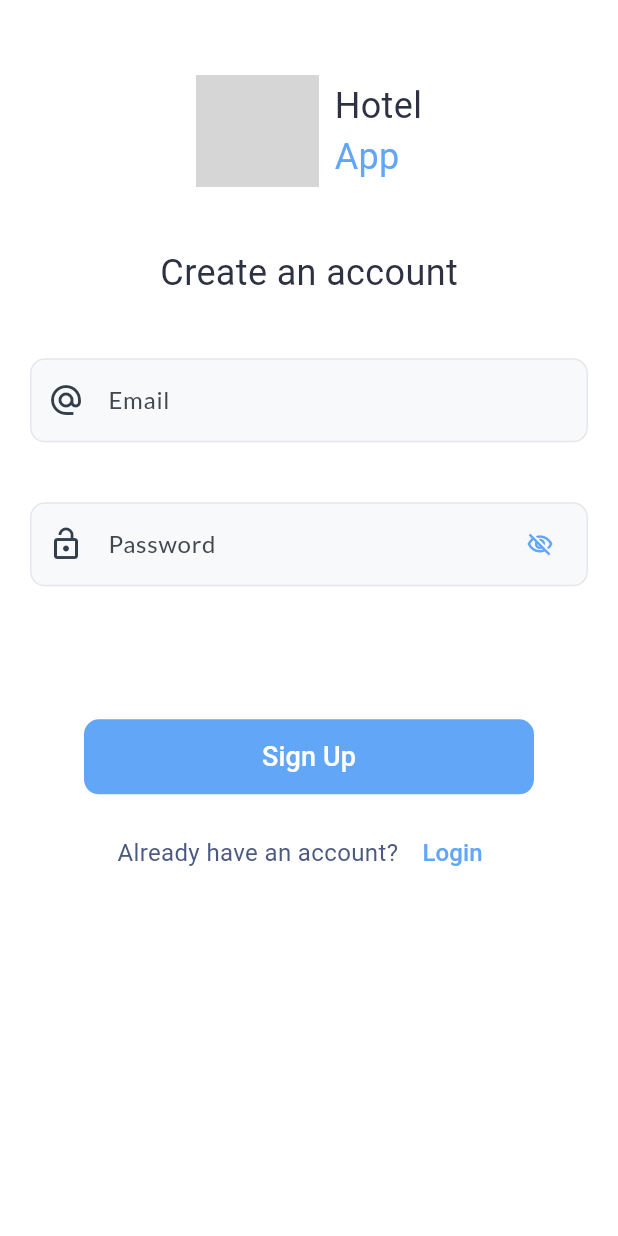
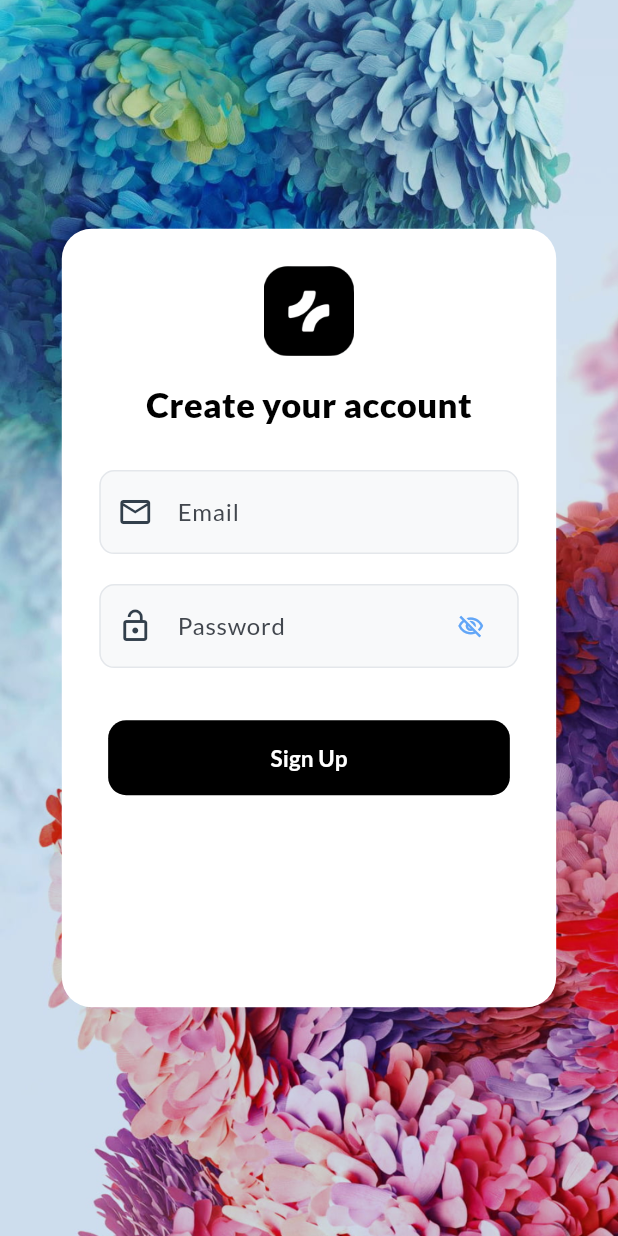
Before and after one commit to Repos-By-Aryan/Real_Estate, a Flutter app: the SignUp screen opened by its route, on a phone screen of 412 x 824 dp. Run offline on Flutter 3.47's test engine with Material 2 defaults, Android fonts, the phone set to English and light mode, and no system bars; our stand-ins replace animated_text_kit, cached_network_image, cloud_firestore, firebase_auth, firebase_core, flutter_svg and 4 more; accounts and stored records are empty; network calls fail; Roboto replaces fonts that are missing (Rubik Medium, Rubik Regular); grey boxes are pictures that could not be loaded.

Commit message:
Login set up

```diff
--- a/lib/auth/signup.dart
+++ b/lib/auth/signup.dart
@@ -1,7 +1,10 @@
 import 'package:firebase_auth/firebase_auth.dart';
 import 'package:flutter/material.dart';
+import 'package:flutter/services.dart';
+import 'package:real_estate/routes/routes_name.dart';
 
 import '../Utils/utils.dart';
+import '../constants/constants.dart';
 
 class SignUp extends StatefulWidget {
   static const String id = 'SignUp';
@@ -15,8 +18,9 @@ class _SignUpState extends State<SignUp> {
   bool loading = false;
   Color visibilityColor = const Color(0xFF62a6f7);
   bool visibility = true;
-  int count = 1;
+  int count = 0;
   final _formKey = GlobalKey<FormState>();
+  // final nameController = TextEditingController();
   final emailController = TextEditingController();
   final passwordController = TextEditingController();
 
@@ -25,6 +29,7 @@ class _SignUpState extends State<SignUp> {
   @override
   void dispose() {
     super.dispose();
+    // nameController.dispose();
     emailController.dispose();
     passwordController.dispose();
   }
@@ -48,7 +53,7 @@ class _SignUpState extends State<SignUp> {
           loading = false;
         });
       });
-      // Navigator.pushReplacementNamed(context, HomeScreen.id);
+      Navigator.pushReplacementNamed(context, RoutesName.login);
     }
   }
 
@@ -57,73 +62,56 @@ class _SignUpState extends State<SignUp> {
     double screenHeight = MediaQuery.of(context).size.height;
     double screenWidth = MediaQuery.of(context).size.width;
 
-    return Scaffold(
-      backgroundColor: Colors.white,
-      body: SafeArea(
+    return AnnotatedRegion(
+      value: const SystemUiOverlayStyle(
+        statusBarColor: Colors.transparent,
+        statusBarIconBrightness: Brightness.dark,
+        systemStatusBarContrastEnforced: false,
+        systemNavigationBarIconBrightness: Brightness.dark,
+      ),
+      child: Container(
+        constraints: BoxConstraints.expand(),
+        decoration: BoxDecoration(
+            image: DecorationImage(
+                image: AssetImage('assets/images/Backdrop.jpg'),
+                fit: BoxFit.cover)),
+        child: Scaffold(
+          backgroundColor: Colors.transparent,
+          body: Padding(
+            padding: const EdgeInsets.all(15.0),
+            child: Center(
+              child: Container(
+                width: screenWidth<400?screenWidth * 0.85:screenWidth*0.8,
+                height: screenHeight<800?screenHeight * 0.85:screenHeight * 0.63,
+                decoration: BoxDecoration(
+                  borderRadius: BorderRadius.circular(20),
+                  color: Colors.white,
+                ),
                 child: SingleChildScrollView(
+                  child: Padding(
+                    padding: const EdgeInsets.all(15.0),
                     child: Column(
                       children: [
                         const SizedBox(
-                height: 50,
+                          height: 10,
                         ),
-              Row(
-                mainAxisAlignment: MainAxisAlignment.center,
-                crossAxisAlignment: CrossAxisAlignment.center,
-                children: [
-                  Image(
-                    height: screenHeight / 11,
-                    width: screenWidth / 5,
-                    image: const AssetImage('images/logo.png'),
-                  ),
-                  const SizedBox(
-                    width: 10,
-                  ),
-                  const Column(
-                    crossAxisAlignment: CrossAxisAlignment.start,
-                    children: [
-                      Text(
-                        'Hotel',
-                        style: TextStyle(
-                          fontSize: 24,
-                          fontFamily: 'Rubik Medium',
-                          color: Color(0xff2D3142),
+                        Center(
+                          child: Image.asset(
+                            "assets/images/Logo.png",
+                            width: 60,
+                            height: 60,
                           ),
                         ),
-                      Text(
-                        'App',
-                        style: TextStyle(
-                          fontSize: 24,
-                          fontFamily: 'Rubik Medium',
-                          color: Color(0xFF62a6f7),
-                        ),
-                      ),
-                    ],
-                  ),
-                ],
-              ),
-              const SizedBox(
-                height: 40,
-              ),
-              const Center(
-                child: Text(
-                  'Create an account',
-                  style: TextStyle(
-                    fontSize: 24,
-                    fontFamily: 'Rubik Medium',
-                    color: Color(0xff2D3142),
-                  ),
-                ),
-              ),
-              const SizedBox(
-                height: 20,
-              ),
+                        SizedBox(height: screenHeight * 0.02),
+                        Center(child: Text("Create your account", style: heading)),
+                        SizedBox(height: screenHeight * 0.02),
                         Form(
                           key: _formKey,
                           child: Column(
                             children: [
                               Padding(
                                 padding: const EdgeInsets.symmetric(
-                          horizontal: 20, vertical: 20),
+                                    horizontal: 10, vertical: 10),
                                 child: TextFormField(
                                   controller: emailController,
                                   keyboardType: TextInputType.emailAddress,
@@ -132,7 +120,7 @@ class _SignUpState extends State<SignUp> {
                                     fillColor: const Color(0xffF8F9FA),
                                     filled: true,
                                     prefixIcon: const Icon(
-                            Icons.alternate_email,
+                                      Icons.mail_outline,
                                       color: Color(0xff323F4B),
                                     ),
                                     focusedBorder: OutlineInputBorder(
@@ -158,7 +146,7 @@ class _SignUpState extends State<SignUp> {
                               ),
                               Padding(
                                 padding: const EdgeInsets.symmetric(
-                          horizontal: 20, vertical: 20),
+                                    horizontal: 10, vertical: 10),
                                 child: TextFormField(
                                   obscureText: visibility,
                                   keyboardType: TextInputType.visiblePassword,
@@ -214,15 +202,14 @@ class _SignUpState extends State<SignUp> {
                           ),
                         ),
                         SizedBox(
-                height: screenHeight / 12,
+                          height: screenHeight *0.03,
                         ),
                         Container(
-                margin: EdgeInsets.zero,
-                height: 50,
-                width: 300,
+                          width: screenWidth*0.65,
+                          height:50,
                           decoration: BoxDecoration(
-                  color: const Color(0xFF62a6f7),
-                  borderRadius: BorderRadius.circular(10),
+                            color: Colors.black,
+                            borderRadius: BorderRadius.circular(12),
                           ),
                           child: TextButton(
                             onPressed: () {
@@ -231,47 +218,18 @@ class _SignUpState extends State<SignUp> {
                             child:  Center(
                               child: loading ? const CircularProgressIndicator(strokeWidth: 3,color: Colors.white,):const Text(
                                 'Sign Up',
-                      style: TextStyle(
-                          fontSize: 18,
-                          fontFamily: 'Rubik Regular',
-                          color: Colors.white),
+                                style: TextStyle(color: Colors.white,fontWeight: FontWeight.bold,fontSize: 15),
                               ),
                             ),
                           ),
                         ),
-              const SizedBox(
-                height: 15,
+                      ],
                     ),
-              Row(
-                mainAxisAlignment: MainAxisAlignment.center,
-                crossAxisAlignment: CrossAxisAlignment.center,
-                children: [
-                  const Text(
-                    'Already have an account?',
-                    textAlign: TextAlign.center,
-                    style: TextStyle(
-                      fontSize: 16,
-                      fontFamily: 'Rubik Regular',
-                      color: Color(0xff4C5980),
-                    ),
-                  ),
-                  TextButton(
-                    onPressed: () {
-                      // Navigator.pushReplacementNamed(context, Login.);
-                    },
-                    child: const Text(
-                      ' Login',
-                      textAlign: TextAlign.center,
-                      style: TextStyle(
-                        fontSize: 16,
-                        fontFamily: 'Rubik Medium',
-                        color: Color(0xFF62a6f7),
+
                   ),
                 ),
               ),
-                ],
-              )
-            ],
+            ),
           ),
         ),
       ),
--- a/lib/constants/constants.dart
+++ b/lib/constants/constants.dart
@@ -36,7 +36,7 @@ class SignInButton extends StatelessWidget {
           crossAxisAlignment: CrossAxisAlignment.center,
           mainAxisAlignment: MainAxisAlignment.center,
           children: [
-            Image.asset(logo,width: 40,height:30),
+            Image.asset(logo,width: 40,height:40),
             const SizedBox(width: 10,),
             Text(title,style: const TextStyle(fontWeight: FontWeight.bold),),
           ],
--- a/lib/home/main_screen.dart
+++ b/lib/home/main_screen.dart
@@ -16,7 +16,8 @@ final screens = [
   HomeScreen(),
   Search(),
   Text("Screen 3"),
-  LoginScreen(),
+  Text("Screen 4"),
+
 
 ];
 
--- a/lib/initial/one.dart
+++ b/lib/initial/one.dart
@@ -41,7 +41,7 @@ class _OneState extends State<One> {
             padding: const EdgeInsets.symmetric(horizontal: 10.0),
             child: InkWell(
                 onTap: () {
-                  Navigator.pushReplacementNamed(context, RoutesName.mainScreen);
+                  Navigator.pushReplacementNamed(context, RoutesName.login);
                 },
                 child: const RoundedButton(title: "skip")),
           ),
--- a/lib/initial/three.dart
+++ b/lib/initial/three.dart
@@ -22,7 +22,7 @@ class Three extends StatelessWidget {
             padding: const EdgeInsets.symmetric(horizontal: 10.0),
             child: InkWell(
                 onTap: () {
-                  Navigator.pushReplacementNamed(context, RoutesName.mainScreen);
+                  Navigator.pushReplacementNamed(context, RoutesName.login);
                 },
                 child: const RoundedButton(title: "skip")),
           ),
@@ -91,7 +91,7 @@ class Three extends StatelessWidget {
                         alignment: Alignment.bottomCenter,
                         child: InkWell(
                           onTap: (){
-                            Navigator.pushReplacementNamed(context, RoutesName.mainScreen);
+                            Navigator.pushReplacementNamed(context, RoutesName.login);
                           },
                           child: Container(
                             width: screenWidth*0.65,
--- a/lib/initial/two.dart
+++ b/lib/initial/two.dart
@@ -41,7 +41,7 @@ class _TwoState extends State<Two> {
             padding: const EdgeInsets.symmetric(horizontal: 10.0),
             child: InkWell(
                 onTap: () {
-                  Navigator.pushReplacementNamed(context, RoutesName.mainScreen);
+                  Navigator.pushReplacementNamed(context, RoutesName.login);
                 },
                 child: const RoundedButton(title: "skip")),
           ),
--- a/lib/routes/routes.dart
+++ b/lib/routes/routes.dart
@@ -1,5 +1,5 @@
-
 import 'package:flutter/material.dart';
+import 'package:real_estate/auth/forgotpassword.dart';
 import 'package:real_estate/auth/login.dart';
 import 'package:real_estate/home/home_screen.dart';
 import 'package:real_estate/home/main_screen.dart';
@@ -13,10 +13,9 @@ import '../initial/one.dart';
 import '../initial/three.dart';
 import '../initial/two.dart';
 
-class Routes{
-  static Route<dynamic> generateRoute(RouteSettings settings){
-    switch(settings.name){
-
+class Routes {
+  static Route<dynamic> generateRoute(RouteSettings settings) {
+    switch (settings.name) {
       case RoutesName.splashScreen:
         return MaterialPageRoute(builder: (context) => const SplashScreen());
       case RoutesName.homeScreen:
@@ -31,19 +30,24 @@ class Routes{
         return MaterialPageRoute(builder: (context) => const Three());
       case RoutesName.promotion:
         return MaterialPageRoute(builder: (context) => const Promotion());
-        case RoutesName.search:
+      case RoutesName.search:
         return MaterialPageRoute(builder: (context) => const Search());
-   case RoutesName.mainScreen:
+      case RoutesName.mainScreen:
         return MaterialPageRoute(builder: (context) => const MainScreen());
-   case RoutesName.signUp:
+      case RoutesName.signUp:
         return MaterialPageRoute(builder: (context) => const SignUp());
+      case RoutesName.forgotPassword:
+        return MaterialPageRoute(
+            builder: (context) => const ForgotPasswordScreen());
 
       default:
-        return MaterialPageRoute(
-          builder:(context) { return const Scaffold(
-            body: Center(child: Text("No route found"),),
-          );}
-        );
+        return MaterialPageRoute(builder: (context) {
+          return const Scaffold(
+            body: Center(
+              child: Text("No route found"),
+            ),
+          );
+        });
     }
   }
 }
--- a/lib/routes/routes_name.dart
+++ b/lib/routes/routes_name.dart
@@ -10,5 +10,7 @@ class RoutesName{
   static const splashScreen = 'splash_screen';
   static const mainScreen = 'main_screen';
   static const signUp = 'signup';
+  static const forgotPassword = 'forgotpassword';
+
 
 }
--- a/pubspec.yaml
+++ b/pubspec.yaml
@@ -82,7 +82,7 @@ flutter:
   assets:
     - assets/images/Backdrop.jpg
     - assets/images/GoogleIcon.png
-    - assets/images/AppleIcon.png
+    - assets/images/Guest.png
     - assets/images/Logo.png
     - assets/video/Splash.mp4
     - assets/images/one.webp
```
Also changed, not shown: lib/auth/forgotpassword.dart (added, +133 -0 lines), lib/auth/login.dart (+36 -9 lines), assets/images/AppleIcon.png (deleted), assets/images/Guest.png (added). Lines whose indentation alone changed are shown as unchanged.
